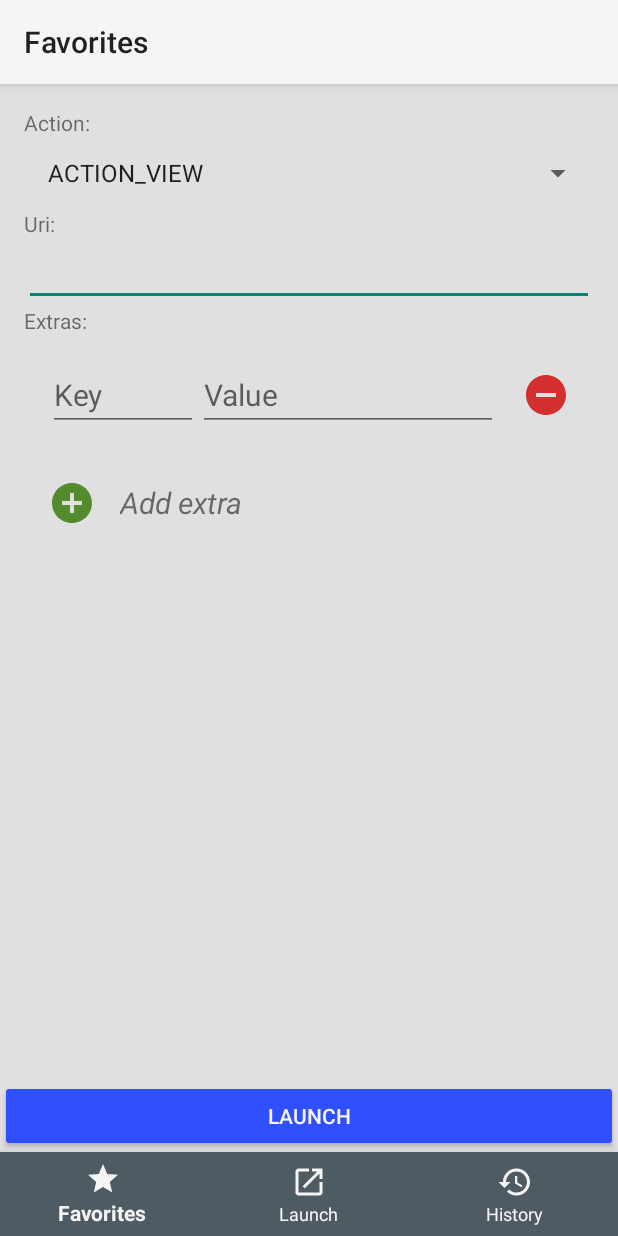
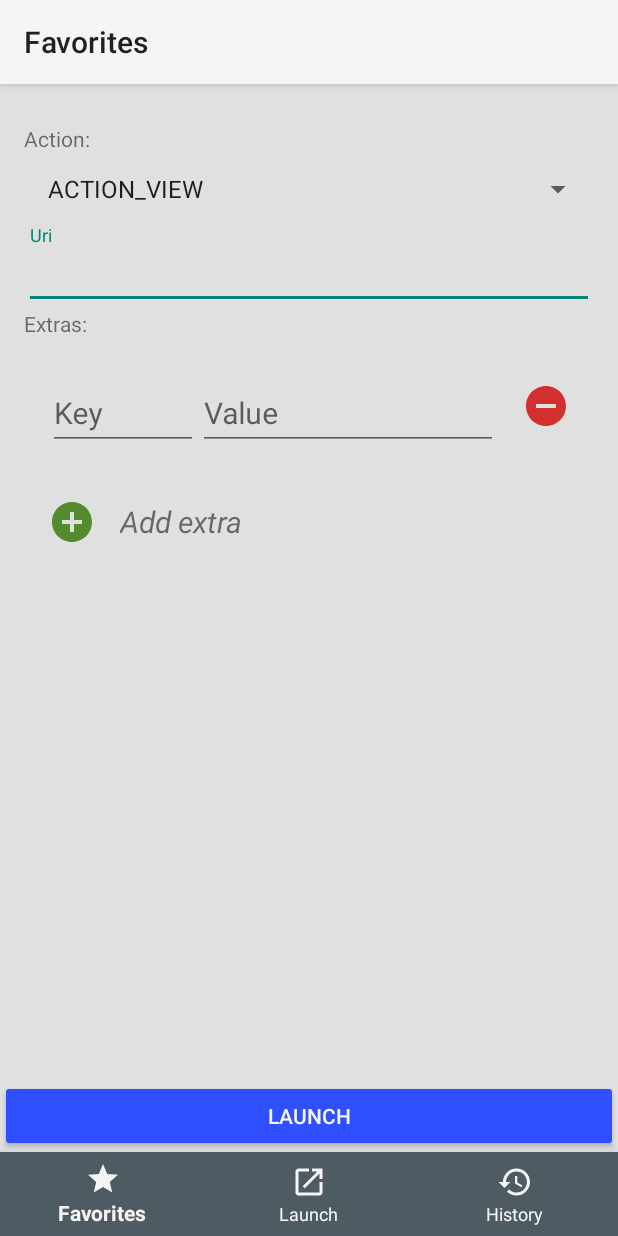
Before and after one commit to vetoketju/intentlauncher, an Android app: the screen it shows after launch (MainActivity), after a tap on "Add extra", on a phone screen of 412 x 824 dp. Run offline under Robolectric (Android 15) with nearby library versions, the phone set to English and light mode, and no system bars; our stand-ins replace data binding; libraries missing offline, so code that uses them is left out: io.realm; 4 statements that could not run were skipped.

Commit message:
Add better layout for edit texts

```diff
--- a/app/src/main/java/com/villevalta/intentlauncher/view/EditShortcutView.kt
+++ b/app/src/main/java/com/villevalta/intentlauncher/view/EditShortcutView.kt
@@ -45,7 +45,6 @@ class EditShortcutView : FrameLayout {
     }
 
     fun setShowName(show: Boolean) {
-        label_name.visibility = toVisibility(show)
         edit_name.visibility = toVisibility(show)
     }
 
--- a/app/src/main/res/layout/editor_list_extra_item.xml
+++ b/app/src/main/res/layout/editor_list_extra_item.xml
@@ -10,44 +10,63 @@
     </data>
 
     <android.support.constraint.ConstraintLayout
-        android:padding="@dimen/text_margin"
         android:layout_width="match_parent"
         android:layout_height="wrap_content"
-        android:foreground="?attr/selectableItemBackground">
+        android:foreground="?attr/selectableItemBackground"
+        android:padding="@dimen/text_margin">
 
         <!-- todo: add type dropdown
         <android.support.v7.widget.AppCompatSpinner
             android:layout_width="wrap_content"
             android:layout_height="wrap_content" />-->
 
-        <EditText
-            android:id="@+id/edit_key"
-            android:layout_width="100dp"
-            android:layout_height="wrap_content"
-            android:hint="Key"
-            android:text="@{extra.key}"
-            android:textSize="20sp"
-            app:layout_constraintLeft_toLeftOf="parent" />
-
-        <!--app:withExtra="@{extra}"-->
-        <EditText
-            android:layout_marginRight="@dimen/text_margin"
-            android:id="@+id/edit_value"
+        <android.support.design.widget.TextInputLayout
+            android:id="@+id/edit_key_container"
             android:layout_width="0dp"
             android:layout_height="wrap_content"
-            android:hint="Value"
-            android:text="@{extra.value}"
-            android:textSize="20sp"
-            app:layout_constraintLeft_toRightOf="@id/edit_key"
-            app:layout_constraintRight_toLeftOf="@+id/action_remove" />
+            android:hint="@string/hint_key"
+            app:layout_constraintEnd_toStartOf="@id/edit_value_container"
+            app:layout_constraintHorizontal_chainStyle="packed"
+            app:layout_constraintHorizontal_weight="1"
+            app:layout_constraintStart_toStartOf="parent">
+
+            <android.support.design.widget.TextInputEditText
+                android:id="@+id/edit_key"
+                android:layout_width="match_parent"
+                android:layout_height="wrap_content"
+                android:inputType="textNoSuggestions"
+                android:text="@{extra.key}"
+                android:textSize="20sp" />
+        </android.support.design.widget.TextInputLayout>
+
+        <android.support.design.widget.TextInputLayout
+            android:id="@+id/edit_value_container"
+            android:layout_width="0dp"
+            android:layout_height="wrap_content"
+            android:hint="@string/hint_value"
+            app:layout_constraintEnd_toStartOf="@id/action_remove"
+            app:layout_constraintHorizontal_weight="2"
+            app:layout_constraintStart_toEndOf="@id/edit_key_container">
+
+            <android.support.design.widget.TextInputEditText
+                android:id="@+id/edit_value"
+                android:layout_width="match_parent"
+                android:layout_height="wrap_content"
+                android:inputType="textNoSuggestions"
+                android:text="@{extra.value}"
+                android:textSize="20sp" />
+        </android.support.design.widget.TextInputLayout>
 
         <ImageView
             android:id="@+id/action_remove"
             android:layout_width="32dp"
             android:layout_height="32dp"
+            android:layout_marginLeft="@dimen/text_margin"
+            android:layout_marginStart="@dimen/text_margin"
             android:tint="#d32f2f"
             app:layout_constraintBottom_toBottomOf="parent"
-            app:layout_constraintRight_toRightOf="parent"
+            app:layout_constraintEnd_toEndOf="parent"
+            app:layout_constraintStart_toEndOf="@id/edit_value_container"
             app:layout_constraintTop_toTopOf="parent"
             app:srcCompat="@drawable/ic_remove_circle_24dp" />
 
--- a/app/src/main/res/layout/view_edit_shortcut.xml
+++ b/app/src/main/res/layout/view_edit_shortcut.xml
@@ -12,16 +12,17 @@
         android:paddingRight="@dimen/activity_horizontal_margin"
         android:paddingTop="@dimen/activity_vertical_margin">
 
-        <TextView
-            android:id="@+id/label_name"
+        <android.support.design.widget.TextInputLayout
             android:layout_width="match_parent"
             android:layout_height="wrap_content"
-            android:text="@string/label_name" />
+            android:hint="@string/label_name">
 
-        <EditText
-            android:id="@+id/edit_name"
-            android:layout_width="match_parent"
-            android:layout_height="wrap_content" />
+            <android.support.design.widget.TextInputEditText
+                android:id="@+id/edit_name"
+                android:layout_width="match_parent"
+                android:layout_height="wrap_content"
+                android:inputType="textNoSuggestions" />
+        </android.support.design.widget.TextInputLayout>
 
         <TextView
             android:layout_width="match_parent"
@@ -34,15 +35,17 @@
             android:layout_height="wrap_content"
             android:spinnerMode="dropdown" />
 
-        <TextView
+        <android.support.design.widget.TextInputLayout
             android:layout_width="match_parent"
             android:layout_height="wrap_content"
-            android:text="@string/label_uri" />
+            android:hint="@string/label_uri">
 
-        <EditText
-            android:id="@+id/edit_uri"
-            android:layout_width="match_parent"
-            android:layout_height="wrap_content" />
+            <android.support.design.widget.TextInputEditText
+                android:id="@+id/edit_uri"
+                android:layout_width="match_parent"
+                android:layout_height="wrap_content"
+                android:inputType="textNoSuggestions" />
+        </android.support.design.widget.TextInputLayout>
 
         <TextView
             android:layout_width="match_parent"
--- a/app/src/main/res/values/strings.xml
+++ b/app/src/main/res/values/strings.xml
@@ -47,13 +47,15 @@
     <string name="edit_favorite">Edit favorite</string>
     <string name="save">Save</string>
     <string name="info">Info</string>
-    <string name="label_uri">Uri:</string>
+    <string name="label_uri">Uri</string>
     <string name="label_action">Action:</string>
-    <string name="label_name">Name:</string>
+    <string name="label_name">Name</string>
     <string name="label_extras">Extras:</string>
     <string name="default_no_name">Unnamed</string>
     <string name="handled">handled</string>
     <string name="add_extra">Add extra</string>
+    <string name="hint_key">Key</string>
+    <string name="hint_value">Value</string>
     <plurals name="has_extras">
         <item quantity="one">1 extra</item>
         <item quantity="other">%d extras</item>
```
